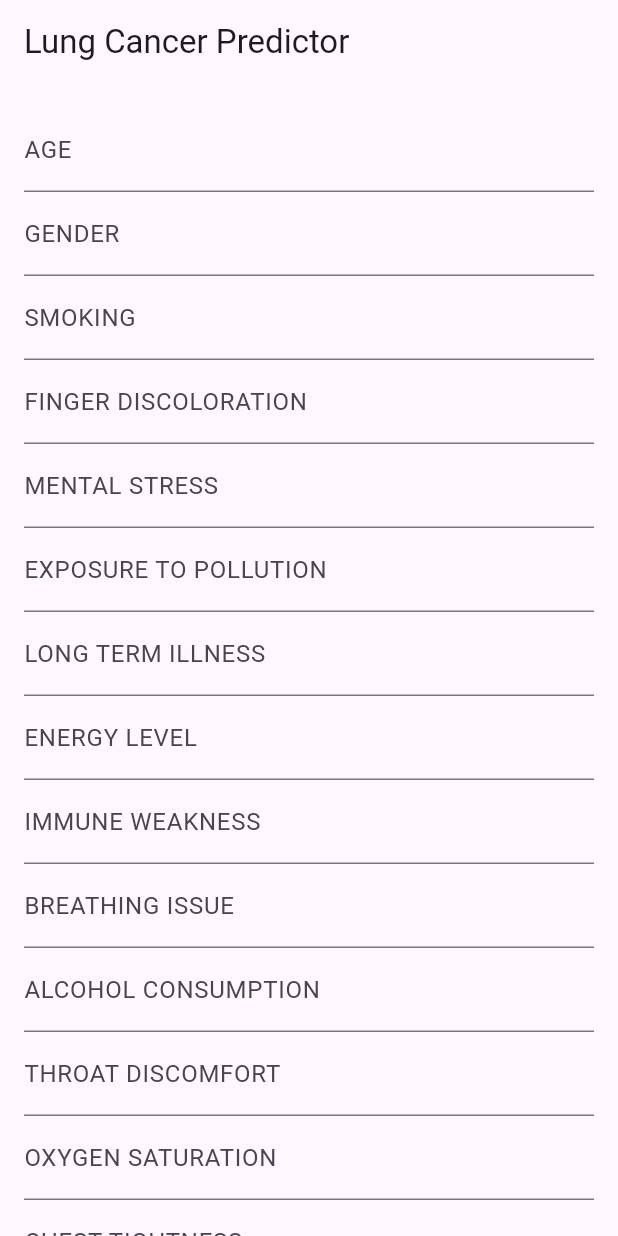
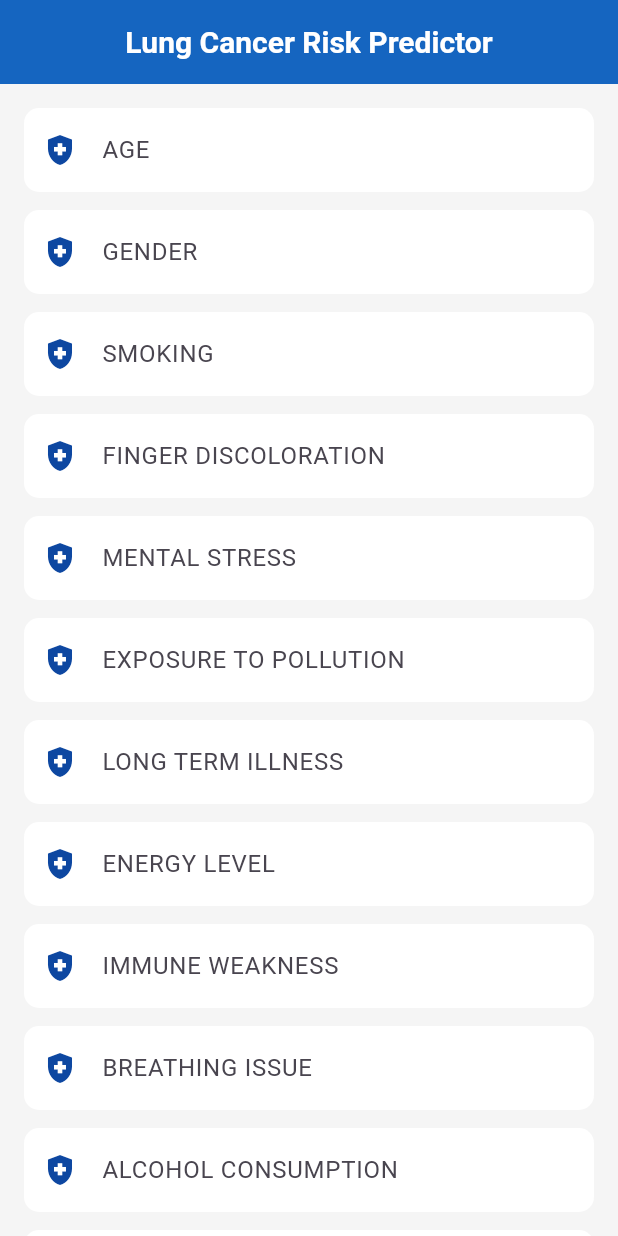
Before and after one commit to Irenee123/linear_regression_model, a Flutter app: the screen it shows after launch, on a phone screen of 412 x 824 dp. Run offline on Flutter 3.47's test engine with Material 3 defaults, Android fonts, the phone set to English and light mode, and no system bars.

Commit message:
Mobile app structure

```diff
--- a/Summative/lung_cancer/lib/main.dart
+++ b/Summative/lung_cancer/lib/main.dart
@@ -11,8 +11,28 @@
   Widget build(BuildContext context) {
     return MaterialApp(
       debugShowCheckedModeBanner: false,
-      title: 'Health Prediction',
-      theme: ThemeData(primarySwatch: Colors.blue),
+      title: 'Lung Cancer Predictor',
+      theme: ThemeData(
+        primaryColor: Color(0xFF0D47A1),
+        scaffoldBackgroundColor: Color(0xFFF5F5F5),
+        appBarTheme: AppBarTheme(
+          backgroundColor: Color(0xFF1565C0),
+          centerTitle: true,
+          titleTextStyle: TextStyle(
+            fontSize: 20,
+            fontWeight: FontWeight.bold,
+            color: Colors.white,
+          ),
+        ),
+        inputDecorationTheme: InputDecorationTheme(
+          filled: true,
+          fillColor: Colors.white,
+          border: OutlineInputBorder(
+            borderRadius: BorderRadius.circular(10),
+            borderSide: BorderSide.none,
+          ),
+        ),
+      ),
       home: InputScreen(),
     );
   }
@@ -83,7 +103,9 @@
   @override
   Widget build(BuildContext context) {
     return Scaffold(
-      appBar: AppBar(title: Text('Lung Cancer Predictor')),
+      appBar: AppBar(
+        title: Text('Lung Cancer Risk Predictor', textAlign: TextAlign.center),
+      ),
       body: SingleChildScrollView(
         child: Padding(
           padding: EdgeInsets.all(16.0),
@@ -92,8 +114,13 @@
             child: Column(
               children: [
                 for (var key in _formData.keys)
-                  TextFormField(
-                    decoration: InputDecoration(labelText: key.replaceAll('_', ' ')),
+                  Padding(
+                    padding: const EdgeInsets.only(bottom: 12.0),
+                    child: TextFormField(
+                      decoration: InputDecoration(
+                        labelText: key.replaceAll('_', ' '),
+                        prefixIcon: Icon(Icons.health_and_safety, color: Color(0xFF0D47A1)),
+                      ),
                       keyboardType: key == "ENERGY_LEVEL" || key == "OXYGEN_SATURATION"
                           ? TextInputType.numberWithOptions(decimal: true)
                           : TextInputType.number,
@@ -105,10 +132,21 @@
                         });
                       },
                     ),
+                  ),
                 SizedBox(height: 20),
                 ElevatedButton(
+                  style: ElevatedButton.styleFrom(
+                    backgroundColor: Color(0xFF0D47A1),
+                    padding: EdgeInsets.symmetric(vertical: 12, horizontal: 40),
+                    shape: RoundedRectangleBorder(
+                      borderRadius: BorderRadius.circular(10),
+                    ),
+                  ),
                   onPressed: _predict,
-                  child: Text('Predict'),
+                  child: Text(
+                    'Predict',
+                    style: TextStyle(fontSize: 18, fontWeight: FontWeight.bold, color: Colors.white),
+                  ),
                 ),
               ],
             ),
@@ -136,13 +174,23 @@
             children: [
               Text(
                 prediction,
-                style: TextStyle(fontSize: 18, fontWeight: FontWeight.bold),
+                style: TextStyle(fontSize: 22, fontWeight: FontWeight.bold, color: Colors.black87),
                 textAlign: TextAlign.center,
               ),
               SizedBox(height: 20),
               ElevatedButton(
+                style: ElevatedButton.styleFrom(
+                  backgroundColor: Color(0xFF0D47A1),
+                  padding: EdgeInsets.symmetric(vertical: 12, horizontal: 40),
+                  shape: RoundedRectangleBorder(
+                    borderRadius: BorderRadius.circular(10),
+                  ),
+                ),
                 onPressed: () => Navigator.pop(context),
-                child: Text('Back'),
+                child: Text(
+                  'Back',
+                  style: TextStyle(fontSize: 18, fontWeight: FontWeight.bold, color: Colors.white),
+                ),
               ),
             ],
           ),
```
Lines whose indentation alone changed are shown as unchanged.
